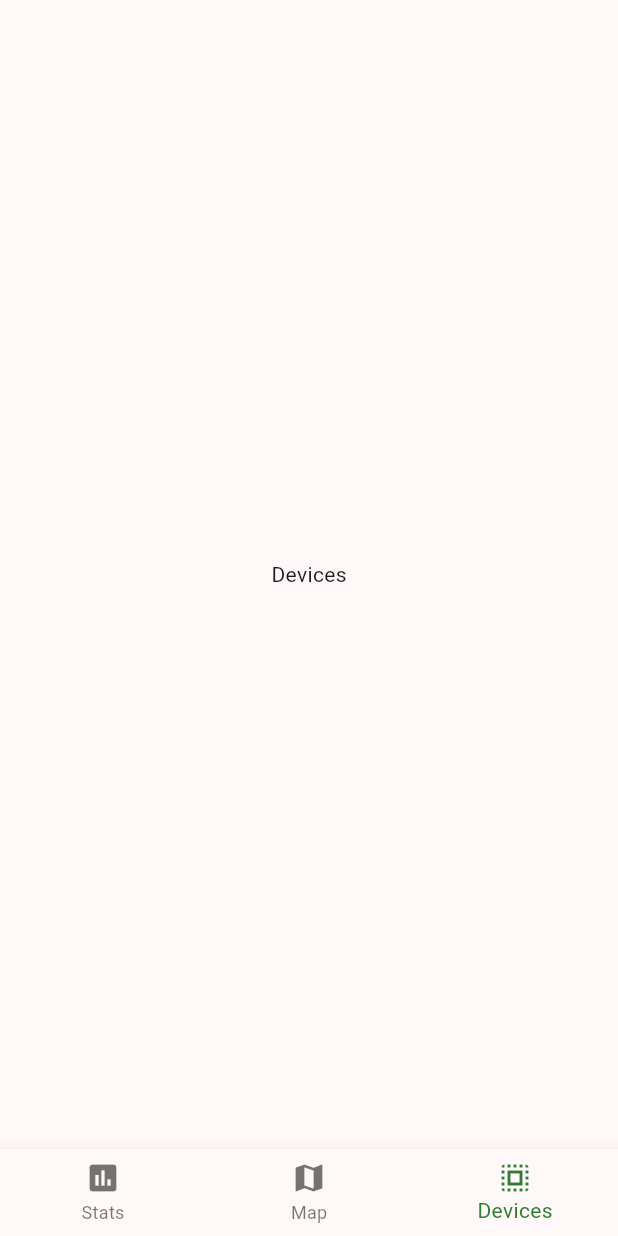
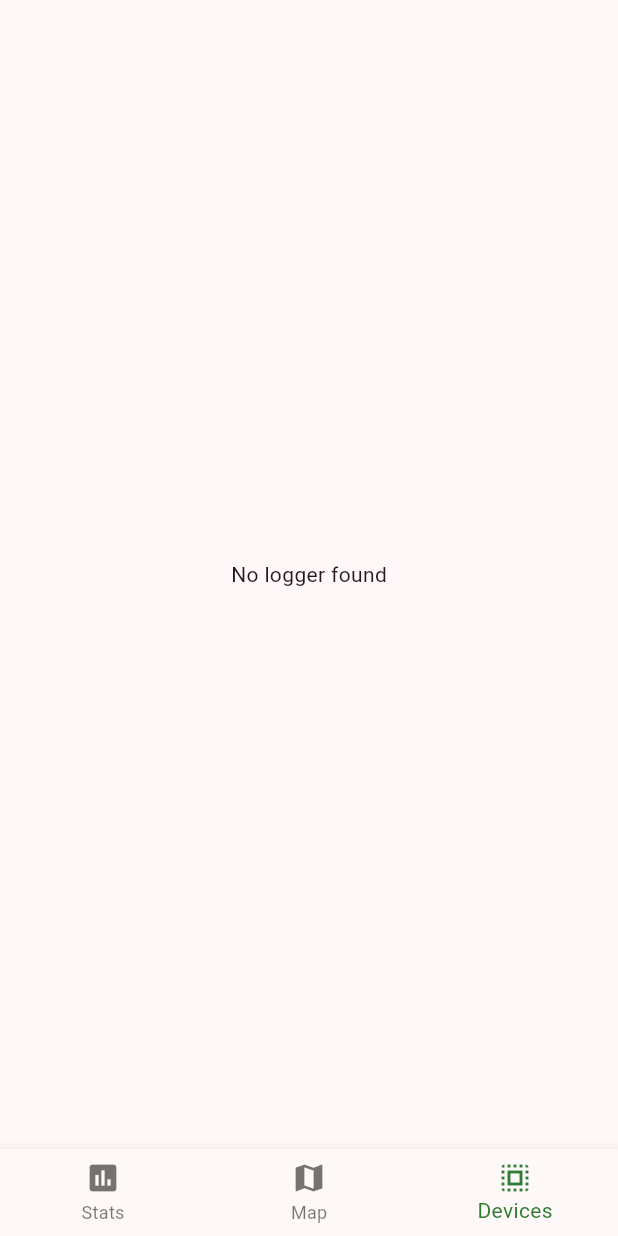
Before and after one commit to 3W1B/MOBILE, a Flutter app: the HomePage screen opened directly with empty values, item 3 of the bottom bar chosen, on a phone screen of 412 x 824 dp. Run offline on Flutter 3.47's test engine with Material 2 defaults, Android fonts, the phone set to English and light mode, and no system bars; our stand-ins replace flutter_hooks, google_maps_flutter; missing offline and left inert: dart:ffi.

Commit message:
Started on the DevicesWidget

```diff
--- a/lib/pages/home/devices_widget.dart
+++ b/lib/pages/home/devices_widget.dart
@@ -1,16 +1,38 @@
+import 'dart:ffi';
+
 import 'package:flutter/material.dart';
 import 'package:flutter_hooks/flutter_hooks.dart';
 import 'package:radon_app/models/logger.dart';
 
 class DevicesWidget extends HookWidget {
-  const DevicesWidget({super.key, required this.logger});
+  const DevicesWidget({super.key, required this.loggers});
 
-  final Logger? logger;
+  final List<Logger> loggers;
 
   @override
   Widget build(BuildContext context) {
-    return Center(
-      child: Text("Devices"),
+    if (loggers.isEmpty) {
+      return const Center(child: Text("No logger found"));
+    }
+    return Scaffold(
+      body: ListView.builder(
+        itemCount: loggers!.length,
+        itemBuilder: (context, index) {
+          return ListTile(
+            title: Text(loggers![index].id.toString()),
+            subtitle: Text("Location: " +
+                loggers![index]
+                    .locations[loggers![index].locations.length - 1]
+                    .latitude
+                    .toString() +
+                ", " +
+                loggers![index]
+                    .locations[loggers![index].locations.length - 1]
+                    .longitude
+                    .toString()),
+          );
+        },
+      ),
     );
   }
 }
--- a/lib/pages/home/home_page.dart
+++ b/lib/pages/home/home_page.dart
@@ -5,6 +5,7 @@ import 'package:radon_app/models/user.dart';
 import 'package:radon_app/pages/home/devices_widget.dart';
 import 'package:radon_app/pages/home/map_widget.dart';
 import 'package:radon_app/pages/home/stats_widget.dart';
+import 'package:radon_app/repositories/logger_repository.dart';
 
 class HomePage extends HookWidget {
   const HomePage({super.key, required this.user});
@@ -53,10 +54,18 @@ class HomePage extends HookWidget {
   Widget build(BuildContext context) {
     final index = useState(0);
 
+    final loggers = List<Logger>.empty(growable: true);
+
+    final loggerRepository = LoggerRepository();
+    user.userLoggers.forEach((userLogger) async {
+      final logger = await loggerRepository.read(userLogger.loggerId);
+      loggers.add(logger);
+    });
+
     final widgets = [
       StatsWidget(logger: testLogger),
       MapWidget(logger: testLogger),
-      DevicesWidget(logger: testLogger),
+      DevicesWidget(loggers: loggers),
     ];
 
     return Scaffold(
--- a/lib/repositories/logger_repository.dart
+++ b/lib/repositories/logger_repository.dart
@@ -4,10 +4,9 @@ import 'package:radon_app/services/api_service.dart';
 class LoggerRepository {
   final ApiService _apiService = ApiService();
 
-  Future<Logger> read(String id, String password) async {
+  Future<Logger> read(String id) async {
     final body = {
       'id': id,
-      'password': password,
     };
 
     final response = await _apiService.post('logger/read', body);
```
Also changed, not shown: 1 other file. Lines whose indentation alone changed are shown as unchanged.
